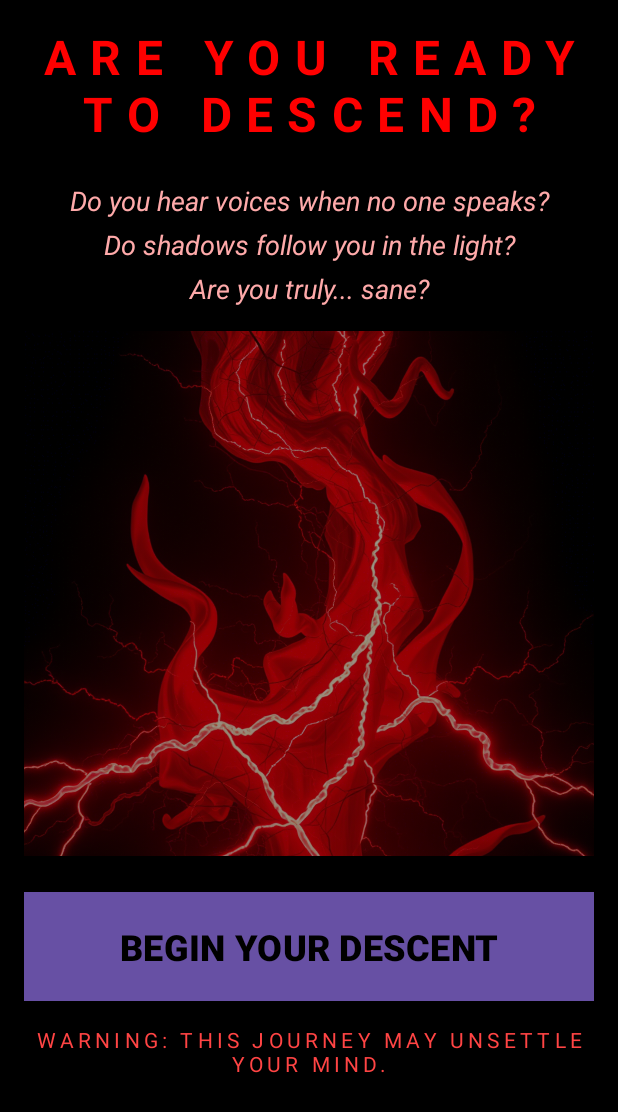
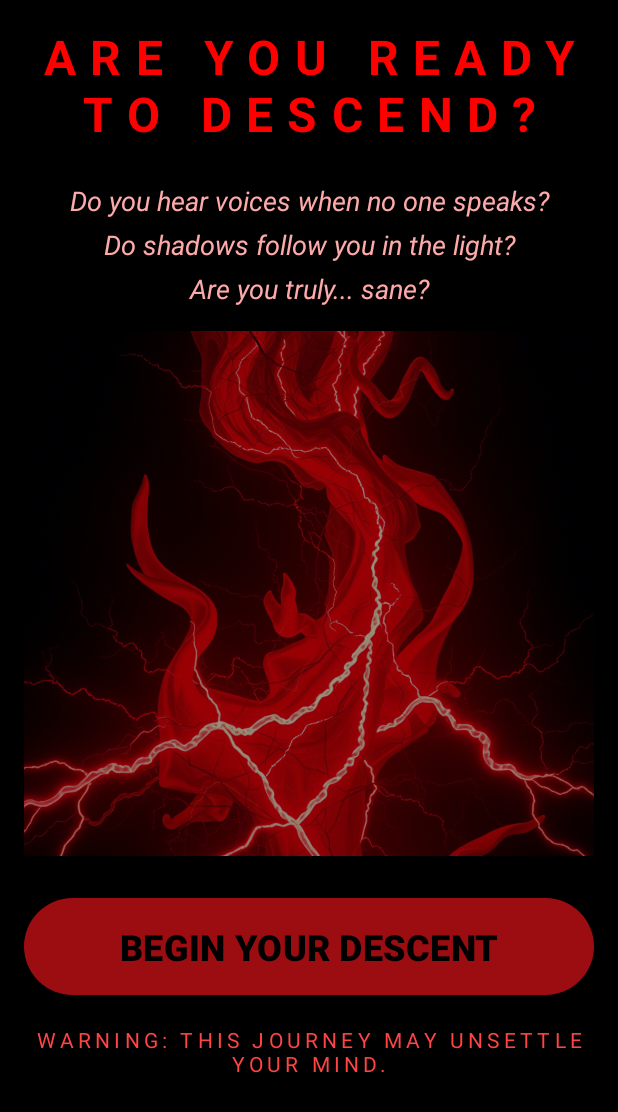
Before and after one commit to vladyegorin/sanity_quiz_mm2025, an Android app: the screen it shows after launch (MainActivity), on a phone screen of 412 x 824 dp. Shown: the top 1112 px of the screen. Run offline under Robolectric (Android 15) with nearby library versions, the phone set to English and light mode, and no system bars.

Commit message:
inside quiz activity, panic button w/pulsating effect

```diff
--- a/app/src/main/AndroidManifest.xml
+++ b/app/src/main/AndroidManifest.xml
@@ -21,6 +21,8 @@
                 <category android:name="android.intent.category.LAUNCHER" />
             </intent-filter>
         </activity>
+        <activity android:name=".InsideQuiz">
+        </activity>
     </application>
 
 </manifest>
--- a/app/src/main/java/com/example/myapplication/MainActivity.kt
+++ b/app/src/main/java/com/example/myapplication/MainActivity.kt
@@ -1,6 +1,8 @@
 package com.example.myapplication
 
+import android.content.Intent
 import android.os.Bundle
+import android.widget.Button
 import androidx.activity.enableEdgeToEdge
 import androidx.appcompat.app.AppCompatActivity
 import androidx.core.view.ViewCompat
@@ -11,6 +13,13 @@ class MainActivity : AppCompatActivity() {
         super.onCreate(savedInstanceState)
         enableEdgeToEdge()
         setContentView(R.layout.activity_main)
+        val startQuizButton = findViewById<Button>(R.id.startQuizButton)
+
+        startQuizButton.setOnClickListener {
+            val intent = Intent(this, InsideQuiz::class.java)
+            startActivity(intent)
+            finish()
+        }
 
     }
 }
--- /dev/null
+++ b/app/src/main/res/drawable/panicbutton.xml
@@ -0,0 +1,5 @@
+<shape xmlns:android="http://schemas.android.com/apk/res/android"
+    android:shape="oval">
+    <solid android:color="#FF0000" /> <!-- Red color -->
+    <size android:width="100dp" android:height="100dp" /> <!-- Adjust size as needed -->
+</shape>
--- a/app/src/main/res/layout/activity_main.xml
+++ b/app/src/main/res/layout/activity_main.xml
@@ -2,6 +2,7 @@
 <ScrollView xmlns:android="http://schemas.android.com/apk/res/android"
     android:layout_width="match_parent"
     android:layout_height="match_parent"
+    xmlns:app="http://schemas.android.com/apk/res-auto"
     android:background="#000000">
 
     <LinearLayout
@@ -27,7 +28,7 @@
             android:shadowDy="4"
             android:shadowRadius="8" />
 
-        <!-- Subtitle (Provocative Questions) -->
+
         <TextView
             android:id="@+id/subtitleTextView"
             android:layout_width="match_parent"
@@ -50,21 +51,21 @@
             android:scaleType="centerCrop"
             android:src="@drawable/creepy_image" />
 
-        <!-- Begin Descent Button -->
-        <Button
-            android:id="@+id/startButton"
+
+        <com.google.android.material.button.MaterialButton
+            android:id="@+id/startQuizButton"
             android:layout_width="match_parent"
             android:layout_height="wrap_content"
+            android:layout_marginTop="24dp"
+            android:padding="16dp"
             android:text="BEGIN YOUR DESCENT"
+            android:textAllCaps="false"
             android:textColor="#000000"
-            android:background="#FF0000"
             android:textSize="24sp"
             android:textStyle="bold"
-            android:textAllCaps="true"
-            android:layout_marginTop="24dp"
-            android:padding="16dp" />
+            app:backgroundTint="#9c0d11" />
 
-        <!-- Warning Text -->
+
         <TextView
             android:id="@+id/warningTextView"
             android:layout_width="wrap_content"
--- a/app/src/main/res/values/colors.xml
+++ b/app/src/main/res/values/colors.xml
@@ -2,4 +2,5 @@
 <resources>
     <color name="black">#FF000000</color>
     <color name="white">#FFFFFFFF</color>
+    <color name="solid_red">#FF0000</color>
 </resources>
```
Also changed, not shown: app/src/main/java/com/example/myapplication/InsideQuiz.kt (added, +24 -0 lines), app/src/main/res/anim/pulsation_animation.xml (added, +18 -0 lines), app/src/main/res/layout/insidequiz.xml (added, +29 -0 lines).
